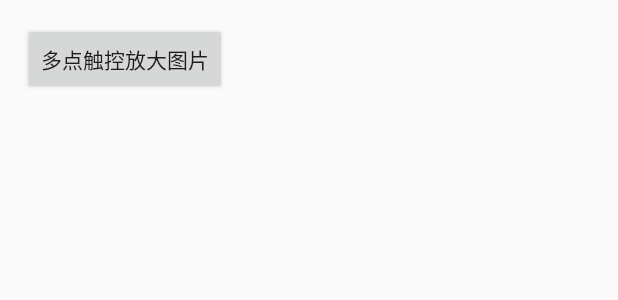
After one commit to zenobiawang/AndroidStudy, an Android app: the layout activity_interaction_splash.xml on its own in the app's theme, with its tools: preview values and no code run, on a phone screen of 412 x 824 dp. The commit adds this screen. Shown: the top 300 px of the screen. Run offline under Robolectric (Android 15) with nearby library versions, the phone set to English and light mode, and no system bars.

Commit message:
多点触控入口

```diff
--- a/androidStudy/app/src/main/java/com/example/wanghui/androidstudy/SplashActivity.java
+++ b/androidStudy/app/src/main/java/com/example/wanghui/androidstudy/SplashActivity.java
@@ -13,6 +13,7 @@ import android.widget.Button;
 import com.example.wanghui.androidstudy.animat.AnimationHome;
 import com.example.wanghui.androidstudy.expandable.ExpandableTestActivity;
 import com.example.wanghui.androidstudy.handler.HandlerMsgActivity;
+import com.example.wanghui.androidstudy.interaction.InteractionSplash;
 import com.example.wanghui.androidstudy.interaction.MultiTouchActivity;
 import com.example.wanghui.androidstudy.ipc.IPCActivity;
 import com.example.wanghui.androidstudy.ipc.MessengerActivity;
@@ -200,7 +201,7 @@ public class SplashActivity extends FragmentActivity {
     }
 
     private void goMultiTouch() {
-        Intent intent = new Intent(this, MultiTouchActivity.class);
+        Intent intent = new Intent(this, InteractionSplash.class);
         startActivity(intent);
     }
 
--- a/androidStudy/app/src/main/java/com/example/wanghui/androidstudy/interaction/RotateZoomImageView.java
+++ b/androidStudy/app/src/main/java/com/example/wanghui/androidstudy/interaction/RotateZoomImageView.java
@@ -1,7 +1,9 @@
 package com.example.wanghui.androidstudy.interaction;
 
+import android.annotation.TargetApi;
 import android.content.Context;
 import android.graphics.Matrix;
+import android.os.Build;
 import android.util.AttributeSet;
 import android.view.MotionEvent;
 import android.view.ScaleGestureDetector;
@@ -31,6 +33,7 @@ public class RotateZoomImageView extends ImageView {
         init(context);
     }
 
+    @TargetApi(Build.VERSION_CODES.LOLLIPOP)
     public RotateZoomImageView(Context context, AttributeSet attrs, int defStyleAttr, int defStyleRes) {
         super(context, attrs, defStyleAttr, defStyleRes);
         init(context);
--- /dev/null
+++ b/androidStudy/app/src/main/res/layout/activity_interaction_splash.xml
@@ -0,0 +1,14 @@
+<?xml version="1.0" encoding="utf-8"?>
+<LinearLayout xmlns:android="http://schemas.android.com/apk/res/android"
+              android:orientation="vertical"
+              android:layout_width="match_parent"
+              android:layout_height="match_parent"
+    android:padding="15dp">
+    <Button
+        android:id="@+id/btn_multi_touch"
+        android:layout_width="wrap_content"
+        android:layout_height="wrap_content"
+        android:text="多点触控放大图片"
+        />
+
+</LinearLayout>
```
Also changed, not shown: androidStudy/app/src/main/java/com/example/wanghui/androidstudy/interaction/InteractionSplash.java (added, +44 -0 lines).
